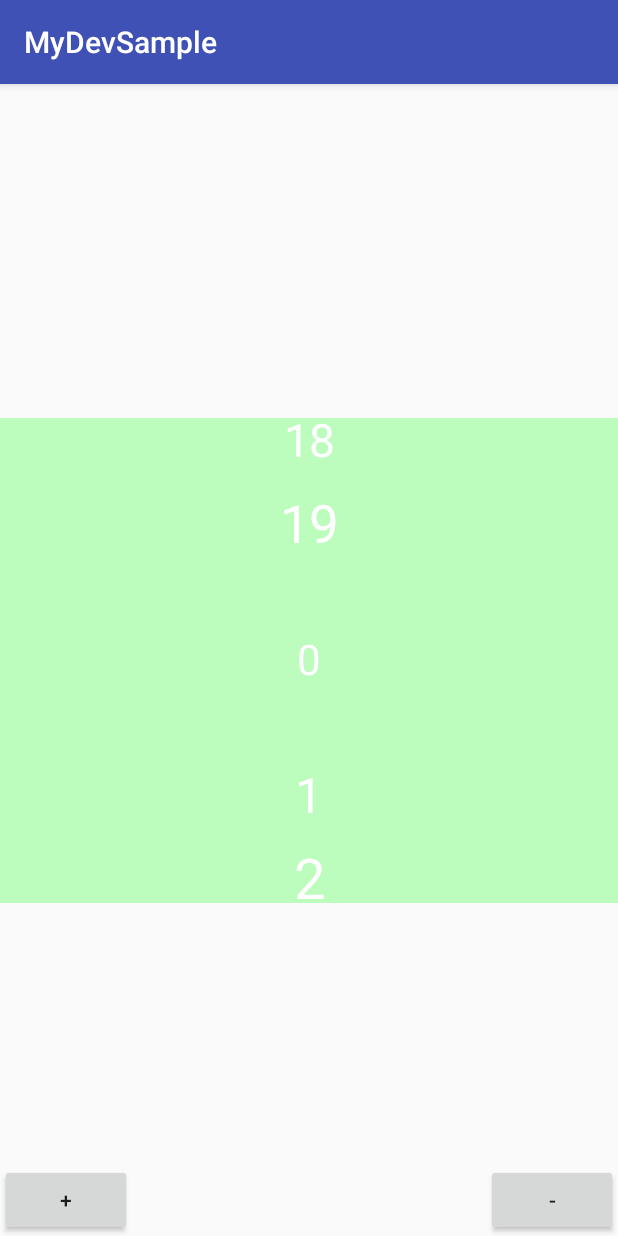
After one commit to fhbianling/MyDevSample, an Android app: the WheelViewDemo screen opened directly, with no data from a screen before it, on a phone screen of 412 x 824 dp. The commit adds this screen. Run offline under Robolectric (Android 15) with nearby library versions, the phone set to English and light mode, and no system bars; our stand-ins replace EventBus.

Commit message:
新增一个自定义滚轮布局，可以动态的灵活的更改绘制样式

```diff
--- a/app/src/main/AndroidManifest.xml
+++ b/app/src/main/AndroidManifest.xml
@@ -46,6 +46,7 @@
             android:name=".ui.randomcards.RandomCardActivity"
             android:screenOrientation="portrait" />
         <activity android:name=".ui.randombubbles.RandomBubblesDemo" />
+        <activity android:name=".ui.wheelview.WheelViewDemo" />
 
         <receiver android:name="com.wilddog.client.receiver.WilddogAuthCastReceiver">
             <intent-filter>
--- a/app/src/main/java/com/bian/mydevsample/ui/_main/MainActivity.java
+++ b/app/src/main/java/com/bian/mydevsample/ui/_main/MainActivity.java
@@ -29,6 +29,7 @@ import com.bian.mydevsample.ui.qqclean.QQCleanAnimActivity;
 import com.bian.mydevsample.ui.randombubbles.RandomBubblesDemo;
 import com.bian.mydevsample.ui.randomcards.RandomCardActivity;
 import com.bian.mydevsample.ui.stream.MusicStreamActivity;
+import com.bian.mydevsample.ui.wheelview.WheelViewDemo;
 import com.bian.mydevsample.ui.zhihuad.ZhiHuAdActivity;
 
 import java.util.ArrayList;
@@ -111,6 +112,7 @@ public class MainActivity extends AbsBaseActivity
         buttonDescs.add(new ButtonDesc("自定义TabLayout", CustomTabActivity.class));
         buttonDescs.add(new ButtonDesc("随机大小布局", RandomCardActivity.class));
         buttonDescs.add(new ButtonDesc("随机气泡", RandomBubblesDemo.class));
+        buttonDescs.add(new ButtonDesc("自定义滚轮", WheelViewDemo.class));
 //        buttonDescs.add(new ButtonDesc("Bitmap合成", BitmapComposite.class));
         adapter = new Adapter(buttonDescs, this);
         buttonList.setAdapter(adapter);
--- /dev/null
+++ b/app/src/main/java/com/bian/mydevsample/ui/wheelview/CustomWheelView.kt
@@ -0,0 +1,321 @@
+package com.bian.mydevsample.ui.wheelview
+
+import android.animation.ValueAnimator
+import android.annotation.SuppressLint
+import android.content.Context
+import android.graphics.*
+import android.util.AttributeSet
+import android.view.MotionEvent
+import android.view.View
+import android.view.animation.AccelerateDecelerateInterpolator
+import androidx.annotation.ColorInt
+import com.bian.mydevsample.R
+import com.bian.util.core.L
+import kotlin.math.*
+
+/**
+ * author fhbianling@163.com
+ * date 2021/1/14 15:14
+ * 类描述：
+ */
+class CustomWheelView(ctx : Context, attrs : AttributeSet) : View(ctx, attrs) {
+	/*-------------------  从attr中获得的属性  ---------------------*/
+	// 该属性仅接受奇数值，也就是说，最中间的最大，上下其他项对称
+	private val itemOnScreen : Int
+	private val centerItemHeight : Int
+	private var itemDrawer : ItemDrawer? = null
+	private val enableLoop : Boolean
+
+	// 阻力系数，调整手势操作时滚轮滚动快慢
+	private val resistance : Float
+
+	/*-------------------  初始化时可以确定的信息,未特殊说明的角度都使用度数表达  ---------------------*/
+	private val itemAngleStep : Int
+	private val halfItemAngleStep : Int
+	private val itemCornerAngle : Int
+	private val circleRadius : Float
+	private val drawBounds = RectF()
+	private val indexOffset : Int
+
+	/*-------------------  动态更改的属性  ---------------------*/
+	// 中间选中项在数据中的索引
+	private var centerItemIndex = 0
+
+	// 选中项矩形中点和垂直屏幕向外这根坐标轴的夹角
+	// 该值永远在(0,itemAngleStep)之间波动
+	// 当它达到边界处时，选中项变为上一项或下一项，并且该值被重置为0
+	// 该值以度数表达
+	private var fluctuation = 0
+
+	// 用于缓存正在绘制的item的区域信息
+	private var itemRectCache = RectF()
+
+	init {
+		val ta = ctx.obtainStyledAttributes(attrs, R.styleable.CustomWheelView)
+		itemOnScreen = ta.getInteger(R.styleable.CustomWheelView_itemOnScreen, 5)
+		centerItemHeight =
+				ta.getDimensionPixelSize(R.styleable.CustomWheelView_centerItemHeight, 150)
+		enableLoop = ta.getBoolean(R.styleable.CustomWheelView_enableLoop, true)
+		resistance = ta.getFloat(R.styleable.CustomWheelView_resistance, 2.3f)
+		ta.recycle()
+		if (itemOnScreen % 2 == 0) throw IllegalArgumentException("item on screen must be odd number")
+		val itemAngleStepRadians = TWO_PI / (itemOnScreen * 2)
+		itemAngleStep = Math.toDegrees(itemAngleStepRadians).toInt()
+		halfItemAngleStep = itemAngleStep / 2
+		itemCornerAngle = (180 - itemAngleStep) / 2
+		circleRadius = ((centerItemHeight / 2f) / sin((itemAngleStepRadians) / 2f)).toFloat()
+		indexOffset = (itemOnScreen - 1) / 2
+	}
+
+	override fun onMeasure(widthMeasureSpec : Int, heightMeasureSpec : Int) {
+		val baseHeight = circleRadius * 2
+		val height = baseHeight + paddingTop + paddingBottom
+		val heightSpec = MeasureSpec.makeMeasureSpec(height.toInt(), MeasureSpec.EXACTLY)
+		super.onMeasure(widthMeasureSpec, heightSpec)
+		drawBounds.set(paddingLeft.toFloat(),
+		               paddingTop.toFloat(),
+		               measuredWidth - paddingRight.toFloat(),
+		               measuredHeight - paddingBottom.toFloat())
+		L.d("drawBounds:$drawBounds")
+		resetState()
+	}
+
+	private fun resetState() {
+		centerItemIndex = 0
+		fluctuation = 0
+	}
+
+	override fun onDraw(canvas : Canvas) {
+		super.onDraw(canvas)
+		if (itemDrawer == null) return
+		val itemCount = itemDrawer !!.getItemCount()
+		for (i in - indexOffset - 1 .. indexOffset + 1) {
+			val originIndex = centerItemIndex + i
+			val index = originIndex.safeLoopCollectionIndex(itemCount)
+			val canBeDraw = (enableLoop || (originIndex == index))
+			val itemTopAngle = (i + indexOffset) * itemAngleStep + fluctuation
+			if (itemTopAngle !in - halfItemAngleStep .. 180 - halfItemAngleStep) {
+				continue
+			}
+			val t01 = if (itemTopAngle > 90) {
+				drawBounds.top + circleRadius + circleRadius * cosDegree(180 - itemTopAngle.toDouble()).toFloat()
+			} else {
+				(drawBounds.top + circleRadius - circleRadius * cosDegree(itemTopAngle.toDouble())).toFloat()
+			}
+			// item对应的圆上的切面在屏幕上的投影高度
+			val projectionHeight : Float = abs((centerItemHeight * cosDegree(((itemCornerAngle - itemTopAngle).toDouble()))).toFloat())
+			itemRectCache.set(drawBounds.left,
+			                  max(t01, drawBounds.top),
+			                  drawBounds.right,
+			                  min(t01 + projectionHeight, drawBounds.bottom))
+			if (canBeDraw) {
+				itemDrawer !!.drawItem(index, canvas, itemRectCache, itemTopAngle, itemAngleStep)
+			}
+		}
+
+		if (fluctuation > itemAngleStep) {
+			// 滚轮从右侧看逆时针滚动，从正面看向下滚动
+			// 中间项变为上一项
+			centerItemIndex = (centerItemIndex - 1).safeLoopCollectionIndex(itemCount)
+			fluctuation = 0
+		} else if (fluctuation < 0) {
+			// 滚轮从右侧看顺时针滚动，从正面看向上滚动
+			// 中间项变为下一项
+			centerItemIndex = (centerItemIndex + 1).safeLoopCollectionIndex(itemCount)
+			fluctuation = itemAngleStep
+		}
+	}
+
+	fun add() {
+		fluctuation ++
+		invalidate()
+	}
+
+	fun minus() {
+		fluctuation --
+		invalidate()
+	}
+
+	private fun cosDegree(degree : Double) : Double {
+		return cos(Math.toRadians(degree))
+	}
+
+
+	private var lastEvent = PointF()
+	private var speed = 0f
+
+	@SuppressLint("ClickableViewAccessibility")
+	override fun onTouchEvent(event : MotionEvent?) : Boolean {
+		when (event?.action) {
+			MotionEvent.ACTION_DOWN -> {
+				lastEvent.set(event.rawX, event.rawY)
+				return true
+			}
+			MotionEvent.ACTION_MOVE -> {
+				val diffY = event.rawY - lastEvent.y
+				fluctuation += (diffY / resistance).toInt()
+				invalidate()
+				speed = diffY
+				lastEvent.set(event.rawX, event.rawY)
+				return true
+			}
+			MotionEvent.ACTION_UP -> {
+				autoScrollAnimation()
+				return true
+			}
+		}
+
+		return super.onTouchEvent(event)
+	}
+
+	private var va : ValueAnimator? = null
+	private fun autoScrollAnimation() {
+		L.d("execute animation")
+		va?.cancel()
+		val start = fluctuation
+		val end = if (abs(speed) > SPEED_LIMIT) {
+			if (speed > 0) {
+				itemAngleStep + 1
+			} else {
+				- 1
+			}
+		} else {
+			val quarter = itemAngleStep / 4
+			val minusQuarter = itemAngleStep - quarter
+			when (start) {
+				in 0 .. quarter -> {
+					- 1
+				}
+				in quarter .. minusQuarter -> {
+					0
+				}
+				else                       -> {
+					itemAngleStep + 1
+				}
+			}
+		}
+		va = ValueAnimator.ofInt(start, end).also {
+			it.addUpdateListener { va ->
+				fluctuation = va.animatedValue as Int
+				invalidate()
+			}
+			it.duration = DURATION
+		}
+		va?.start()
+	}
+
+	fun setItemDrawer(itemDrawer : ItemDrawer) {
+		this.itemDrawer = itemDrawer.also {
+			it.attachWheelView(this)
+		}
+		invalidate()
+	}
+
+	abstract class ItemDrawer {
+		private var wheelView : CustomWheelView? = null
+
+		/**
+		 * @param itemTopAngle item顶部与圆心连线与屏幕的夹角（度数），当该值为0时，item的顶部和滚轮的顶部对齐
+		 * @param itemAngleSpan item跨过的度数
+		 */
+		abstract fun drawItem(position : Int, canvas : Canvas,
+		                      rect : RectF, itemTopAngle : Int, itemAngleSpan : Int)
+
+		abstract fun getItemCount() : Int
+
+		fun attachWheelView(wheelView : CustomWheelView) {
+			this.wheelView = wheelView
+		}
+
+		fun notifyDataSetChanged() {
+			if (wheelView != null) {
+				this.wheelView?.resetState()
+				this.wheelView?.invalidate()
+			}
+		}
+	}
+
+	class TextItemDrawer<T>(val gravity : Gravity = Gravity.Center, private val stringFactory : ((T) -> String)? = null) :
+			ItemDrawer() {
+		enum class Gravity {
+			Start, Center, Right
+		}
+
+		private var items : List<T>? = null
+			set(value) {
+				field = value
+				notifyDataSetChanged()
+			}
+		var textSize : Float = 60f
+			set(value) {
+				field = value
+				notifyDataSetChanged()
+			}
+		var textColor : Int = Color.WHITE
+			set(value) {
+				field = value
+				notifyDataSetChanged()
+			}
+		private val paint = Paint().also {
+			it.textSize = textSize
+			it.color = textColor
+		}
+		private val textHeight get() = paint.descent() - paint.ascent()
+
+		override fun drawItem(position : Int, canvas : Canvas, rect : RectF, itemTopAngle : Int, itemAngleSpan : Int) {
+			items?.getOrNull(position)?.let {
+				val central = itemTopAngle + itemAngleSpan / 2f
+				val ratio : Float = abs(central % 90f) / 90f
+//				val color = ratio.lerpColor(Color.RED, Color.GREEN)
+//				paint.color = color
+//				canvas.drawRect(rect, paint)
+
+				paint.color = textColor
+				paint.textSize = textSize * (0.7f + ratio * 0.3f)
+				val text = stringFactory?.invoke(it) ?: it.toString()
+				val textWidth = paint.measureText(text)
+				val textBaseLine = rect.bottom - (rect.height() - textHeight) / 2f - paint.descent()
+				val textStart = when (gravity) {
+					Gravity.Start -> rect.left
+					Gravity.Center -> (rect.width() - textWidth) / 2f
+					Gravity.Right -> rect.right - textWidth
+				}
+				canvas.drawText(text, textStart, textBaseLine, paint)
+			}
+		}
+
+		override fun getItemCount() : Int = items?.size ?: 0
+
+		fun setData(data : List<T>) {
+			items = data
+		}
+
+	}
+
+	companion object {
+		private const val TWO_PI = Math.PI * 2
+		private const val SPEED_LIMIT = 3f
+		private const val DURATION = 150L
+		private fun Int.safeLoopCollectionIndex(collectionSize : Int) : Int {
+			var itemIndex = this
+			if (itemIndex < 0) {
+				itemIndex += collectionSize
+			} else if (itemIndex >= collectionSize) {
+				itemIndex -= collectionSize
+			}
+			return itemIndex
+		}
+
+		fun Float.lerpColor(@ColorInt start : Int, @ColorInt end : Int) : Int {
+			val a = this.lerpValue(Color.alpha(start), Color.alpha(end))
+			val r = this.lerpValue(Color.red(start), Color.red(end))
+			val g = this.lerpValue(Color.green(start), Color.green(end))
+			val b = this.lerpValue(Color.blue(start), Color.blue(end))
+			return Color.argb(a, r, g, b)
+		}
+
+		fun Float.lerpValue(start : Int, end : Int) : Int {
+			return ((end - start) * this + start).roundToInt()
+		}
+	}
+}
--- /dev/null
+++ b/app/src/main/java/com/bian/mydevsample/ui/wheelview/WheelViewDemo.kt
@@ -0,0 +1,34 @@
+package com.bian.mydevsample.ui.wheelview
+
+import android.os.Bundle
+import com.bian.mydevsample.R
+import com.bian.mydevsample.base.BaseActivity
+import kotlinx.android.synthetic.main.activity_wheel_view.*
+
+/**
+ * author fhbianling@163.com
+ * date 2021/1/14 15:14
+ * 类描述：
+ */
+class WheelViewDemo : BaseActivity() {
+	override fun bindLayoutId() : Int {
+		return R.layout.activity_wheel_view
+	}
+
+	override fun initView(savedInstanceState : Bundle?) {
+		val drawer = CustomWheelView.TextItemDrawer<String>()
+		wheelView.setItemDrawer(drawer)
+		val item = mutableListOf<String>()
+		repeat(20) {
+			item.add(it.toString())
+		}
+		drawer.setData(item)
+
+		plus.setOnClickListener {
+			wheelView.add()
+		}
+		minus.setOnClickListener {
+			wheelView.minus()
+		}
+	}
+}
--- /dev/null
+++ b/app/src/main/res/layout/activity_wheel_view.xml
@@ -0,0 +1,32 @@
+<?xml version="1.0" encoding="utf-8"?>
+<androidx.constraintlayout.widget.ConstraintLayout xmlns:android="http://schemas.android.com/apk/res/android"
+    xmlns:app="http://schemas.android.com/apk/res-auto"
+    android:layout_width="match_parent"
+    android:layout_height="match_parent"
+    android:clipChildren="false">
+
+    <com.bian.mydevsample.ui.wheelview.CustomWheelView
+        android:id="@+id/wheelView"
+        android:layout_width="match_parent"
+        android:layout_height="wrap_content"
+        android:background="#4000ff00"
+        app:layout_constraintBottom_toBottomOf="parent"
+        app:layout_constraintTop_toTopOf="parent" />
+
+    <Button
+        android:id="@+id/plus"
+        android:layout_width="wrap_content"
+        android:layout_height="wrap_content"
+        android:text="+"
+        app:layout_constraintBottom_toBottomOf="parent"
+        app:layout_constraintStart_toStartOf="parent" />
+
+    <Button
+        android:id="@+id/minus"
+        android:layout_width="wrap_content"
+        android:layout_height="wrap_content"
+        android:text="-"
+        app:layout_constraintBottom_toBottomOf="parent"
+        app:layout_constraintEnd_toEndOf="parent" />
+
+</androidx.constraintlayout.widget.ConstraintLayout>
```
Also changed, not shown: app/src/main/res/values/attr_wheel_view.xml (added, +9 -0 lines).
